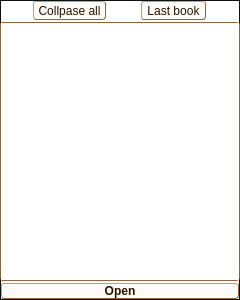
MosheWagner/Orayta-QT, file trunk/mobileapp.ui: the form before one commit.
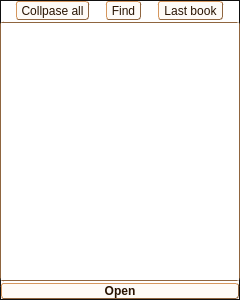
The form after the commit. The open tabs and pages were chosen to show the change. Icons and pictures are not drawn. Custom widgets are drawn as their Qt base class.

```diff
--- a/trunk/mobileapp.ui
+++ b/trunk/mobileapp.ui
@@ -1636,7 +1636,7 @@
         <widget class="QWidget" name="widget_0" native="true">
          <layout class="QHBoxLayout" name="horizontalLayout_16">
           <property name="spacing">
-           <number>1</number>
+           <number>0</number>
           </property>
           <property name="margin">
            <number>0</number>
@@ -2073,6 +2073,438 @@
             </property>
            </widget>
           </item>
+          <item>
+           <widget class="QToolButton" name="findBookBTN">
+            <property name="palette">
+             <palette>
+              <active>
+               <colorrole role="WindowText">
+                <brush brushstyle="SolidPattern">
+                 <color alpha="255">
+                  <red>40</red>
+                  <green>19</green>
+                  <blue>1</blue>
+                 </color>
+                </brush>
+               </colorrole>
+               <colorrole role="Button">
+                <brush brushstyle="SolidPattern">
+                 <color alpha="26">
+                  <red>249</red>
+                  <green>211</green>
+                  <blue>176</blue>
+                 </color>
+                </brush>
+               </colorrole>
+               <colorrole role="Light">
+                <brush brushstyle="SolidPattern">
+                 <color alpha="255">
+                  <red>255</red>
+                  <green>255</green>
+                  <blue>255</blue>
+                 </color>
+                </brush>
+               </colorrole>
+               <colorrole role="Midlight">
+                <brush brushstyle="SolidPattern">
+                 <color alpha="255">
+                  <red>255</red>
+                  <green>253</green>
+                  <blue>251</blue>
+                 </color>
+                </brush>
+               </colorrole>
+               <colorrole role="Dark">
+                <brush brushstyle="SolidPattern">
+                 <color alpha="255">
+                  <red>127</red>
+                  <green>126</green>
+                  <blue>124</blue>
+                 </color>
+                </brush>
+               </colorrole>
+               <colorrole role="Mid">
+                <brush brushstyle="SolidPattern">
+                 <color alpha="255">
+                  <red>170</red>
+                  <green>168</green>
+                  <blue>165</blue>
+                 </color>
+                </brush>
+               </colorrole>
+               <colorrole role="Text">
+                <brush brushstyle="SolidPattern">
+                 <color alpha="255">
+                  <red>40</red>
+                  <green>19</green>
+                  <blue>1</blue>
+                 </color>
+                </brush>
+               </colorrole>
+               <colorrole role="BrightText">
+                <brush brushstyle="SolidPattern">
+                 <color alpha="255">
+                  <red>255</red>
+                  <green>255</green>
+                  <blue>255</blue>
+                 </color>
+                </brush>
+               </colorrole>
+               <colorrole role="ButtonText">
+                <brush brushstyle="SolidPattern">
+                 <color alpha="255">
+                  <red>40</red>
+                  <green>19</green>
+                  <blue>1</blue>
+                 </color>
+                </brush>
+               </colorrole>
+               <colorrole role="Base">
+                <brush brushstyle="SolidPattern">
+                 <color alpha="26">
+                  <red>249</red>
+                  <green>211</green>
+                  <blue>176</blue>
+                 </color>
+                </brush>
+               </colorrole>
+               <colorrole role="Window">
+                <brush brushstyle="SolidPattern">
+                 <color alpha="26">
+                  <red>249</red>
+                  <green>211</green>
+                  <blue>176</blue>
+                 </color>
+                </brush>
+               </colorrole>
+               <colorrole role="Shadow">
+                <brush brushstyle="SolidPattern">
+                 <color alpha="255">
+                  <red>0</red>
+                  <green>0</green>
+                  <blue>0</blue>
+                 </color>
+                </brush>
+               </colorrole>
+               <colorrole role="AlternateBase">
+                <brush brushstyle="SolidPattern">
+                 <color alpha="255">
+                  <red>255</red>
+                  <green>253</green>
+                  <blue>251</blue>
+                 </color>
+                </brush>
+               </colorrole>
+               <colorrole role="ToolTipBase">
+                <brush brushstyle="SolidPattern">
+                 <color alpha="255">
+                  <red>255</red>
+                  <green>255</green>
+                  <blue>220</blue>
+                 </color>
+                </brush>
+               </colorrole>
+               <colorrole role="ToolTipText">
+                <brush brushstyle="SolidPattern">
+                 <color alpha="255">
+                  <red>0</red>
+                  <green>0</green>
+                  <blue>0</blue>
+                 </color>
+                </brush>
+               </colorrole>
+              </active>
+              <inactive>
+               <colorrole role="WindowText">
+                <brush brushstyle="SolidPattern">
+                 <color alpha="255">
+                  <red>40</red>
+                  <green>19</green>
+                  <blue>1</blue>
+                 </color>
+                </brush>
+               </colorrole>
+               <colorrole role="Button">
+                <brush brushstyle="SolidPattern">
+                 <color alpha="26">
+                  <red>249</red>
+                  <green>211</green>
+                  <blue>176</blue>
+                 </color>
+                </brush>
+               </colorrole>
+               <colorrole role="Light">
+                <brush brushstyle="SolidPattern">
+                 <color alpha="255">
+                  <red>255</red>
+                  <green>255</green>
+                  <blue>255</blue>
+                 </color>
+                </brush>
+               </colorrole>
+               <colorrole role="Midlight">
+                <brush brushstyle="SolidPattern">
+                 <color alpha="255">
+                  <red>255</red>
+                  <green>253</green>
+                  <blue>251</blue>
+                 </color>
+                </brush>
+               </colorrole>
+               <colorrole role="Dark">
+                <brush brushstyle="SolidPattern">
+                 <color alpha="255">
+                  <red>127</red>
+                  <green>126</green>
+                  <blue>124</blue>
+                 </color>
+                </brush>
+               </colorrole>
+               <colorrole role="Mid">
+                <brush brushstyle="SolidPattern">
+                 <color alpha="255">
+                  <red>170</red>
+                  <green>168</green>
+                  <blue>165</blue>
+                 </color>
+                </brush>
+               </colorrole>
+               <colorrole role="Text">
+                <brush brushstyle="SolidPattern">
+                 <color alpha="255">
+                  <red>40</red>
+                  <green>19</green>
+                  <blue>1</blue>
+                 </color>
+                </brush>
+               </colorrole>
+               <colorrole role="BrightText">
+                <brush brushstyle="SolidPattern">
+                 <color alpha="255">
+                  <red>255</red>
+                  <green>255</green>
+                  <blue>255</blue>
+                 </color>
+                </brush>
+               </colorrole>
+               <colorrole role="ButtonText">
+                <brush brushstyle="SolidPattern">
+                 <color alpha="255">
+                  <red>40</red>
+                  <green>19</green>
+                  <blue>1</blue>
+                 </color>
+                </brush>
+               </colorrole>
+               <colorrole role="Base">
+                <brush brushstyle="SolidPattern">
+                 <color alpha="26">
+                  <red>249</red>
+                  <green>211</green>
+                  <blue>176</blue>
+                 </color>
+                </brush>
+               </colorrole>
+               <colorrole role="Window">
+                <brush brushstyle="SolidPattern">
+                 <color alpha="26">
+                  <red>249</red>
+                  <green>211</green>
+                  <blue>176</blue>
+                 </color>
+                </brush>
+               </colorrole>
+               <colorrole role="Shadow">
+                <brush brushstyle="SolidPattern">
+                 <color alpha="255">
+                  <red>0</red>
+                  <green>0</green>
+                  <blue>0</blue>
+                 </color>
+                </brush>
+               </colorrole>
+               <colorrole role="AlternateBase">
+                <brush brushstyle="SolidPattern">
+                 <color alpha="255">
+                  <red>255</red>
+                  <green>253</green>
+                  <blue>251</blue>
+                 </color>
+                </brush>
+               </colorrole>
+               <colorrole role="ToolTipBase">
+                <brush brushstyle="SolidPattern">
+                 <color alpha="255">
+                  <red>255</red>
+                  <green>255</green>
+                  <blue>220</blue>
+                 </color>
+                </brush>
+               </colorrole>
+               <colorrole role="ToolTipText">
+                <brush brushstyle="SolidPattern">
+                 <color alpha="255">
+                  <red>0</red>
+                  <green>0</green>
+                  <blue>0</blue>
+                 </color>
+                </brush>
+               </colorrole>
+              </inactive>
+              <disabled>
+               <colorrole role="WindowText">
+                <brush brushstyle="SolidPattern">
+                 <color alpha="255">
+                  <red>40</red>
+                  <green>19</green>
+                  <blue>1</blue>
+                 </color>
+                </brush>
+               </colorrole>
+               <colorrole role="Button">
+                <brush brushstyle="SolidPattern">
+                 <color alpha="26">
+                  <red>249</red>
+                  <green>211</green>
+                  <blue>176</blue>
+                 </color>
+                </brush>
+               </colorrole>
+               <colorrole role="Light">
+                <brush brushstyle="SolidPattern">
+                 <color alpha="255">
+                  <red>255</red>
+                  <green>255</green>
+                  <blue>255</blue>
+                 </color>
+                </brush>
+               </colorrole>
+               <colorrole role="Midlight">
+                <brush brushstyle="SolidPattern">
+                 <color alpha="255">
+                  <red>255</red>
+                  <green>253</green>
+                  <blue>251</blue>
+                 </color>
+                </brush>
+               </colorrole>
+               <colorrole role="Dark">
+                <brush brushstyle="SolidPattern">
+                 <color alpha="255">
+                  <red>127</red>
+                  <green>126</green>
+                  <blue>124</blue>
+                 </color>
+                </brush>
+               </colorrole>
+               <colorrole role="Mid">
+                <brush brushstyle="SolidPattern">
+                 <color alpha="255">
+                  <red>170</red>
+                  <green>168</green>
+                  <blue>165</blue>
+                 </color>
+                </brush>
+               </colorrole>
+               <colorrole role="Text">
+                <brush brushstyle="SolidPattern">
+                 <color alpha="255">
+                  <red>40</red>
+                  <green>19</green>
+                  <blue>1</blue>
+                 </color>
+                </brush>
+               </colorrole>
+               <colorrole role="BrightText">
+                <brush brushstyle="SolidPattern">
+                 <color alpha="255">
+                  <red>255</red>
+                  <green>255</green>
+                  <blue>255</blue>
+                 </color>
+                </brush>
+               </colorrole>
+               <colorrole role="ButtonText">
+                <brush brushstyle="SolidPattern">
+                 <color alpha="255">
+                  <red>40</red>
+                  <green>19</green>
+                  <blue>1</blue>
+                 </color>
+                </brush>
+               </colorrole>
+               <colorrole role="Base">
+                <brush brushstyle="SolidPattern">
+                 <color alpha="26">
+                  <red>249</red>
+                  <green>211</green>
+                  <blue>176</blue>
+                 </color>
+                </brush>
+               </colorrole>
+               <colorrole role="Window">
+                <brush brushstyle="SolidPattern">
+                 <color alpha="26">
+                  <red>249</red>
+                  <green>211</green>
+                  <blue>176</blue>
+                 </color>
+                </brush>
+               </colorrole>
+               <colorrole role="Shadow">
+                <brush brushstyle="SolidPattern">
+                 <color alpha="255">
+                  <red>0</red>
+                  <green>0</green>
+                  <blue>0</blue>
+                 </color>
+                </brush>
+               </colorrole>
+               <colorrole role="AlternateBase">
+                <brush brushstyle="SolidPattern">
+                 <color alpha="255">
+                  <red>255</red>
+                  <green>252</green>
+                  <blue>248</blue>
+                 </color>
+                </brush>
+               </colorrole>
+               <colorrole role="ToolTipBase">
+                <brush brushstyle="SolidPattern">
+                 <color alpha="255">
+                  <red>255</red>
+                  <green>255</green>
+                  <blue>220</blue>
+                 </color>
+                </brush>
+               </colorrole>
+               <colorrole role="ToolTipText">
+                <brush brushstyle="SolidPattern">
+                 <color alpha="255">
+                  <red>0</red>
+                  <green>0</green>
+                  <blue>0</blue>
+                 </color>
+                </brush>
+               </colorrole>
+              </disabled>
+             </palette>
+            </property>
+            <property name="text">
+             <string>Find</string>
+            </property>
+            <property name="icon">
+             <iconset resource="Orayta.qrc">
+              <normaloff>:/Icons/search.png</normaloff>:/Icons/search.png</iconset>
+            </property>
+            <property name="toolButtonStyle">
+             <enum>Qt::ToolButtonTextBesideIcon</enum>
+            </property>
+            <property name="autoRaise">
+             <bool>true</bool>
+            </property>
+           </widget>
+          </item>
           <item>
            <widget class="QToolButton" name="lastBookBTN">
             <property name="palette">
```
Left out of the diff: 3 changed lines with no effect on the pictures.
